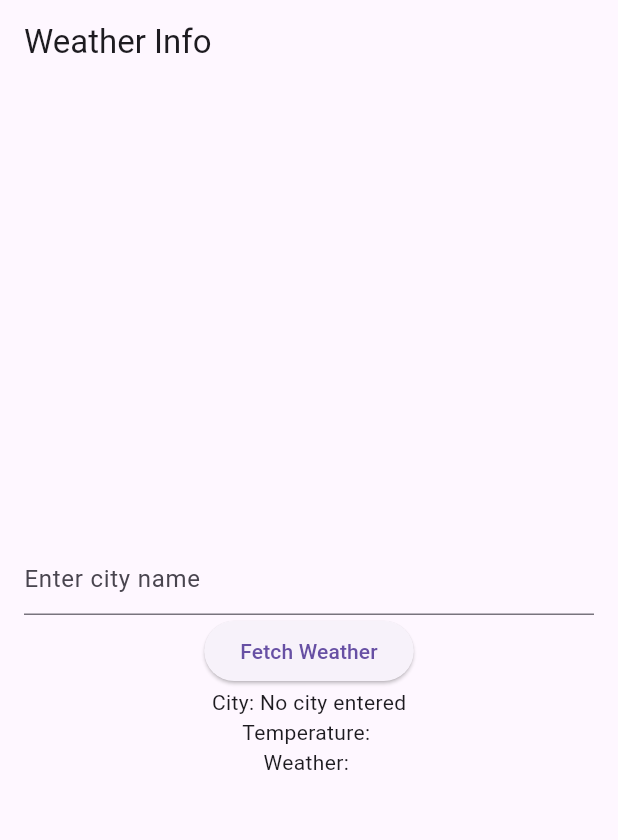
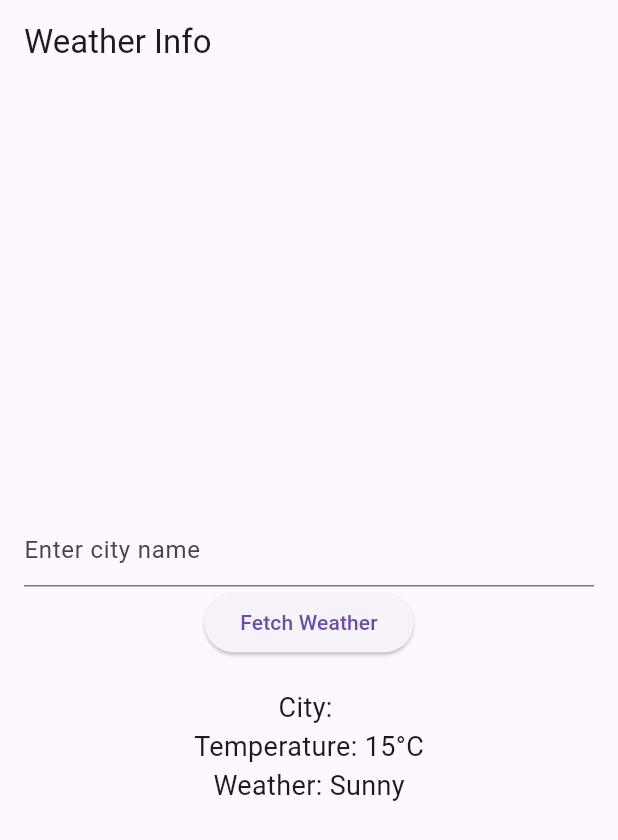
Before and after one commit to nuhs101/weather_info_app, a Flutter app: the screen it shows after launch, after a tap on "Fetch Weather", on a phone screen of 412 x 824 dp. Shown: the top 840 px of the screen. Run offline on Flutter 3.47's test engine with Material 3 defaults, Android fonts, the phone set to English and light mode, and no system bars.

Commit message:
Displayed simulated weather information

```diff
--- a/lib/main.dart
+++ b/lib/main.dart
@@ -12,7 +12,7 @@ class MyApp extends StatelessWidget {
     return MaterialApp(
       title: 'Weather Info App',
       theme: ThemeData(primarySwatch: Colors.blue),
-      home: WeatherHomePage(), // Public WeatherHomePage widget
+      home: WeatherHomePage(),
     );
   }
 }
@@ -21,10 +21,11 @@ class WeatherHomePage extends StatefulWidget {
   const WeatherHomePage({super.key});
 
   @override
-  _WeatherHomePageState createState() => _WeatherHomePageState();
+  State<WeatherHomePage> createState() => _WeatherHomePageState();
 }
 
 class _WeatherHomePageState extends State<WeatherHomePage> {
+  // TextEditingController and other variables should be here
   final TextEditingController _cityController = TextEditingController();
   String cityName = '';
   String temperature = '';
@@ -50,31 +51,23 @@ class _WeatherHomePageState extends State<WeatherHomePage> {
                 setState(() {
                   cityName = _cityController.text;
 
-                  // Handle empty input
-                  if (cityName.isEmpty) {
-                    cityName = 'No city entered';
-                    temperature = '';
-                    weatherCondition = '';
-                    return;
-                  }
-
-                  // Simulate fetching weather data
+                  // Simulate weather data
                   temperature =
                       '${(15 + (30 - 15) * (DateTime.now().microsecondsSinceEpoch % 100) / 100).toStringAsFixed(0)}°C'; // Simulated temp
                   weatherCondition = ['Sunny', 'Cloudy', 'Rainy'][
                       (DateTime.now().microsecondsSinceEpoch % 3)
                           .toInt()]; // Simulated condition
                 });
-
-                // Clear the input field after fetching
-                _cityController.clear();
+                _cityController
+                    .clear(); // Clear the input field after the action
               },
               child: Text('Fetch Weather'),
             ),
             // Display the weather information
-            Text('City: $cityName'),
-            Text('Temperature: $temperature'),
-            Text('Weather: $weatherCondition'),
+            SizedBox(height: 20), // Added spacing for clarity
+            Text('City: $cityName', style: TextStyle(fontSize: 18)),
+            Text('Temperature: $temperature', style: TextStyle(fontSize: 18)),
+            Text('Weather: $weatherCondition', style: TextStyle(fontSize: 18)),
           ],
         ),
       ),
```
